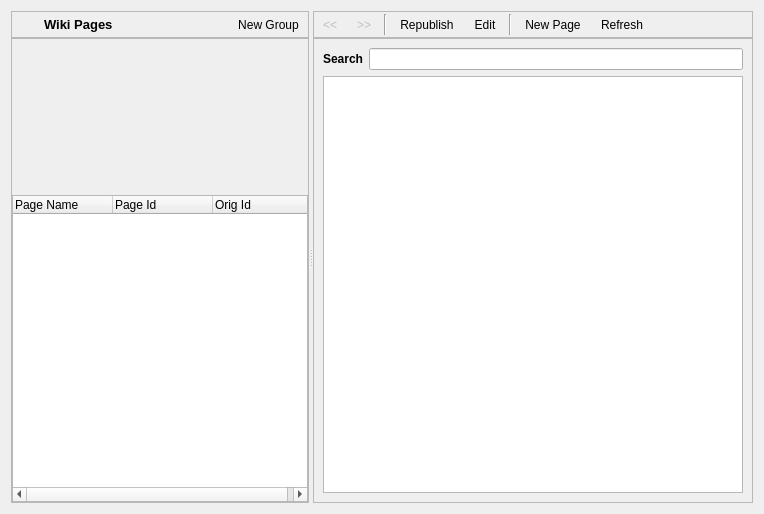
Before: the Qt Designer form retroshare-gui/src/gui/WikiPoos/WikiDialog.ui in RetroShare/RetroShare, drawn with Qt 5.
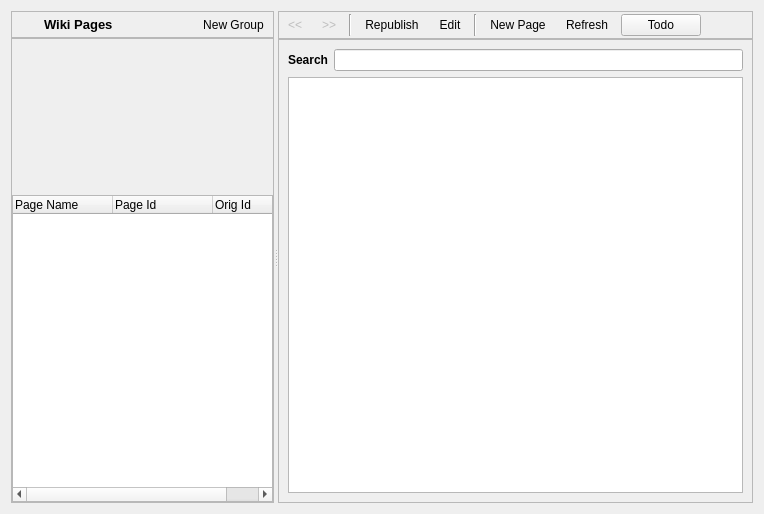
After: the same form once the commit is applied. Icons and pictures are not drawn. Custom widgets are drawn as their Qt base class.

Commit message: fixed temporary to load the Wiki Groups Tree at startup, auto update seems not to work.

Patch:
```diff
--- a/retroshare-gui/src/gui/WikiPoos/WikiDialog.ui
+++ b/retroshare-gui/src/gui/WikiPoos/WikiDialog.ui
@@ -105,8 +105,8 @@
            <rect>
             <x>0</x>
             <y>0</y>
-            <width>241</width>
-            <height>454</height>
+            <width>218</width>
+            <height>456</height>
            </rect>
           </property>
           <layout class="QVBoxLayout" name="verticalLayout_2">
@@ -320,6 +320,13 @@
             </property>
            </widget>
           </item>
+          <item>
+           <widget class="QPushButton" name="pushButton">
+            <property name="text">
+             <string>Todo</string>
+            </property>
+           </widget>
+          </item>
           <item>
            <spacer name="horizontalSpacer">
             <property name="orientation">
@@ -349,8 +356,8 @@
            <rect>
             <x>0</x>
             <y>0</y>
-            <width>491</width>
-            <height>454</height>
+            <width>515</width>
+            <height>456</height>
            </rect>
           </property>
           <property name="styleSheet">
```
The commit also changes 2 other files.
